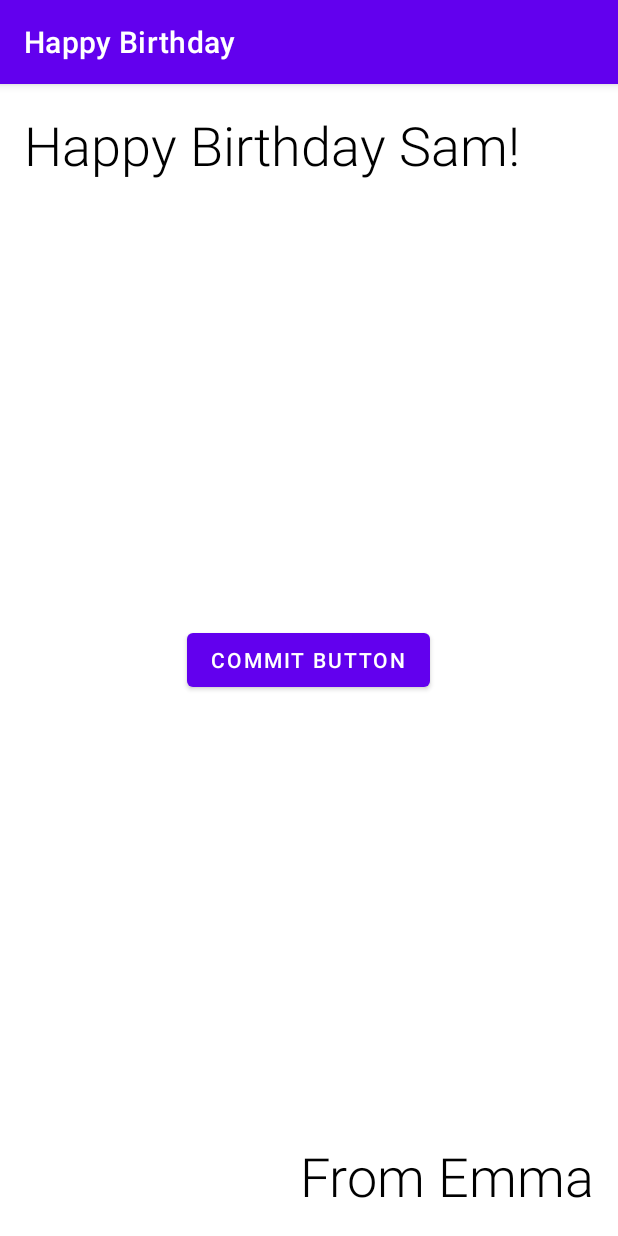
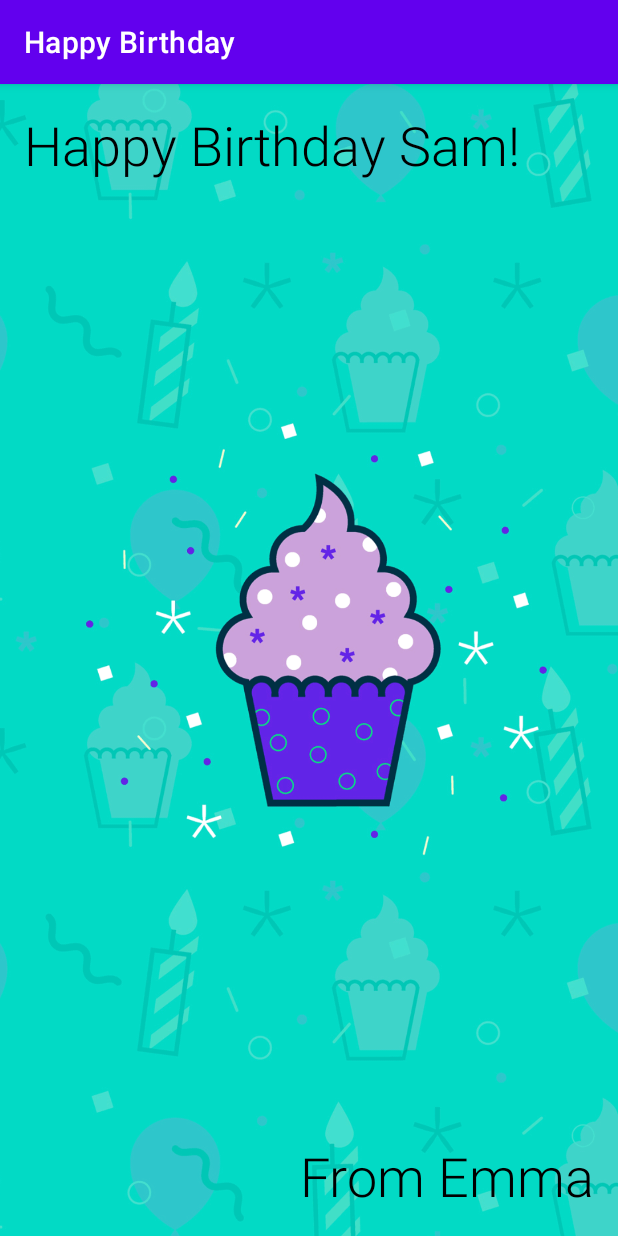
Before and after one commit to alantay11/HappyBirthdayTest, an Android app: the screen it shows after launch (MainActivity), on a phone screen of 412 x 824 dp. Run offline under Robolectric (Android 15) with nearby library versions, the phone set to English and light mode, and no system bars.

Commit message:
Remove button and add image

```diff
--- a/app/src/main/AndroidManifest.xml
+++ b/app/src/main/AndroidManifest.xml
@@ -1,5 +1,6 @@
 <?xml version="1.0" encoding="utf-8"?>
-<manifest xmlns:android="http://schemas.android.com/apk/res/android">
+<manifest xmlns:android="http://schemas.android.com/apk/res/android"
+    package="HappyBirthday">
 
     <application
         android:allowBackup="true"
--- a/app/src/main/res/layout/activity_main.xml
+++ b/app/src/main/res/layout/activity_main.xml
@@ -7,6 +7,18 @@
     android:layout_height="match_parent"
     tools:context=".MainActivity">
 
+    <ImageView
+        android:id="@+id/imageView"
+        android:layout_width="0dp"
+        android:layout_height="0dp"
+        android:importantForAccessibility="no"
+        android:scaleType="centerCrop"
+        app:layout_constraintBottom_toBottomOf="parent"
+        app:layout_constraintEnd_toEndOf="parent"
+        app:layout_constraintStart_toStartOf="parent"
+        app:layout_constraintTop_toTopOf="parent"
+        app:srcCompat="@drawable/androidparty" />
+
     <TextView
         android:id="@+id/textView"
         android:layout_width="wrap_content"
@@ -14,7 +26,7 @@
         android:layout_marginStart="16dp"
         android:layout_marginTop="16dp"
         android:fontFamily="sans-serif-light"
-        android:text="Happy Birthday Sam!"
+        android:text="@string/happy_birthday_text"
         android:textColor="@android:color/black"
         android:textSize="36sp"
         app:layout_constraintStart_toStartOf="parent"
@@ -27,23 +39,10 @@
         android:layout_marginEnd="16dp"
         android:layout_marginBottom="16dp"
         android:fontFamily="sans-serif-light"
-        android:text="From Emma"
+        android:text="@string/signature_text"
         android:textColor="@android:color/black"
         android:textSize="36sp"
         app:layout_constraintBottom_toBottomOf="parent"
         app:layout_constraintEnd_toEndOf="parent" />
 
-    <Button
-        android:id="@+id/commitbutton"
-        android:layout_width="wrap_content"
-        android:layout_height="wrap_content"
-        android:layout_marginStart="124dp"
-        android:layout_marginTop="277dp"
-        android:layout_marginEnd="125dp"
-        android:layout_marginBottom="278dp"
-        android:text="Commit Button"
-        app:layout_constraintBottom_toTopOf="@+id/textView2"
-        app:layout_constraintEnd_toEndOf="parent"
-        app:layout_constraintStart_toStartOf="parent"
-        app:layout_constraintTop_toBottomOf="@+id/textView" />
 </androidx.constraintlayout.widget.ConstraintLayout>
--- a/app/src/main/res/values/strings.xml
+++ b/app/src/main/res/values/strings.xml
@@ -1,3 +1,5 @@
 <resources>
     <string name="app_name">Happy Birthday</string>
+    <string name="signature_text">From Emma</string>
+    <string name="happy_birthday_text">Happy Birthday Sam!</string>
 </resources>
```
Also changed, not shown: app/src/main/res/drawable/androidparty.png (added).
